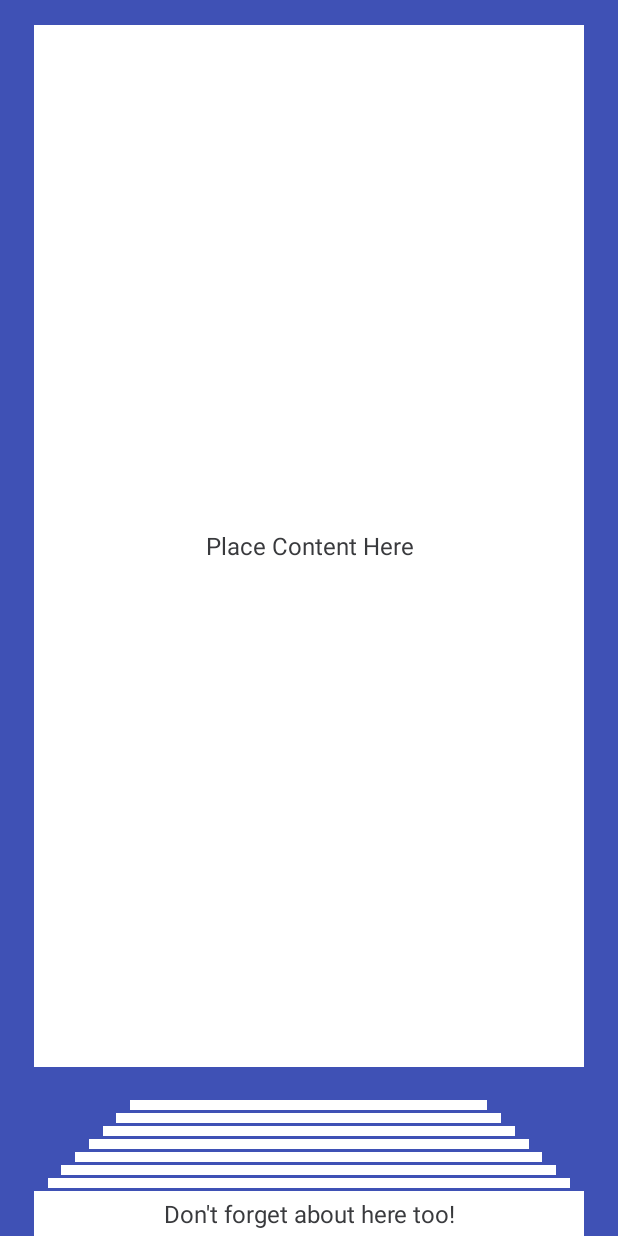
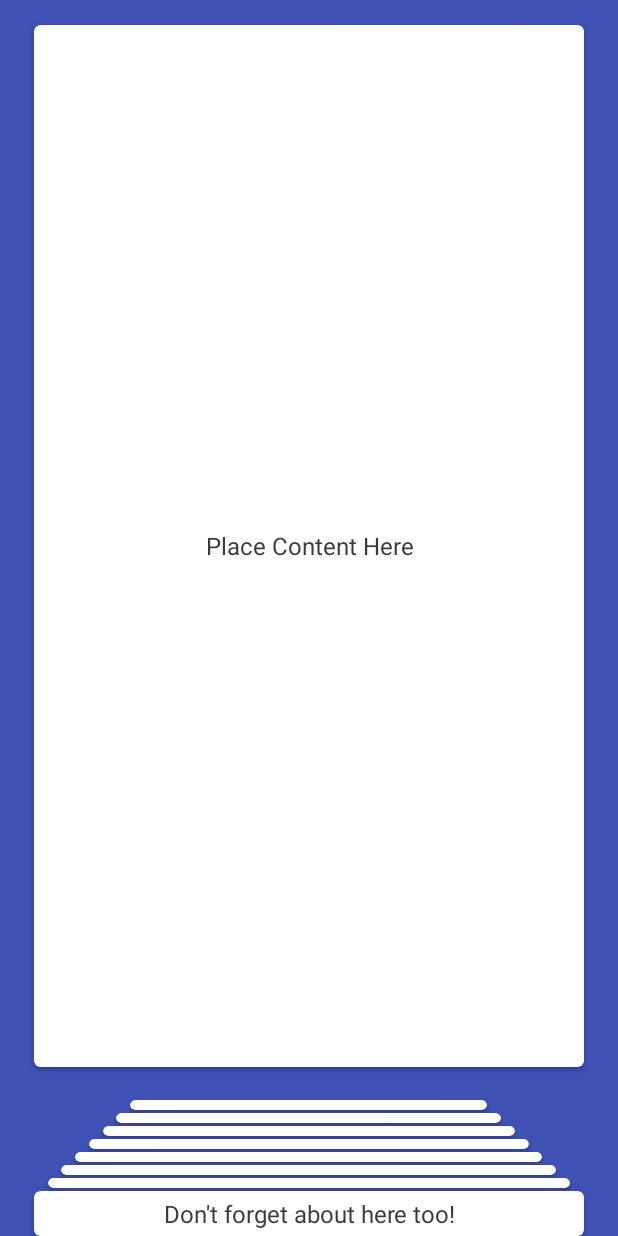
Before and after one commit to intuit/truffle-shuffle, an Android app: the screen it shows after launch (MainActivity), on a phone screen of 412 x 824 dp. Run offline under Robolectric (Android 15) with nearby library versions, the phone set to English and light mode, and no system bars.

Commit message:
Updated cards with Rounded corners. (#53)
* Updated the cards with Rounded corners.
Updated app/build.gradle to extend cardview and recycleview.
Updated card_layout.xml to set cardCornerRadius and cardBackgroundColor.

* docs: Added README."zh-CN".md translation via https://github.com/dephraiim/translate-readme

* docs: Added README."hi".md translation via https://github.com/dephraiim/translate-readme

* docs: Added README."ar".md translation via https://github.com/dephraiim/translate-readme

* docs: Added README."fr".md translation via https://github.com/dephraiim/translate-readme

* Removed recyclerview from dependencies.

* docs: Added README."zh-CN".md translation via https://github.com/dephraiim/translate-readme

* docs: Added README."hi".md translation via https://github.com/dephraiim/translate-readme

* docs: Added README."ar".md translation via https://github.com/dephraiim/translate-readme

* docs: Added README."zh-CN".md translation via https://github.com/dephraiim/translate-readme

* docs: Added README."hi".md translation via https://github.com/dephraiim/translate-readme

* docs: Added README."ar".md translation via https://github.com/dephraiim/translate-readme

* docs: Added README."fr".md translation via https://github.com/dephraiim/translate-readme

Co-authored-by: github-actions[bot] <41898282+github-actions[bot]@users.noreply.github.com>

```diff
--- a/app/build.gradle
+++ b/app/build.gradle
@@ -28,6 +28,7 @@ dependencies {
     api 'androidx.appcompat:appcompat:1.0.0'
     implementation "org.jetbrains.kotlin:kotlin-stdlib-jdk7:$kotlin_version"
     implementation project(path: ':truffleshuffle')
+    implementation "androidx.cardview:cardview:1.0.0"
 }
 repositories {
     mavenCentral()
--- a/app/src/main/res/layout/card_layout.xml
+++ b/app/src/main/res/layout/card_layout.xml
@@ -1,9 +1,10 @@
 <?xml version="1.0" encoding="utf-8"?>
-<RelativeLayout xmlns:android="http://schemas.android.com/apk/res/android"
+<androidx.cardview.widget.CardView xmlns:android="http://schemas.android.com/apk/res/android" xmlns:card_view="http://schemas.android.com/apk/res-auto"
         android:layout_width="match_parent"
         android:layout_height="match_parent"
-        android:background="@color/card_white_background_color"
-        android:orientation="vertical">
+        android:orientation="vertical"
+        card_view:cardCornerRadius="4dp"
+        card_view:cardBackgroundColor="@color/card_white_background_color">
 
     <TextView
             android:id="@+id/txt_card_description"
@@ -14,4 +15,4 @@
             android:textColor="@color/txt_card_description_text_color"
             android:textSize="16sp" />
 
-</RelativeLayout>
+</androidx.cardview.widget.CardView>
```
Also changed, not shown: 4 other files.
